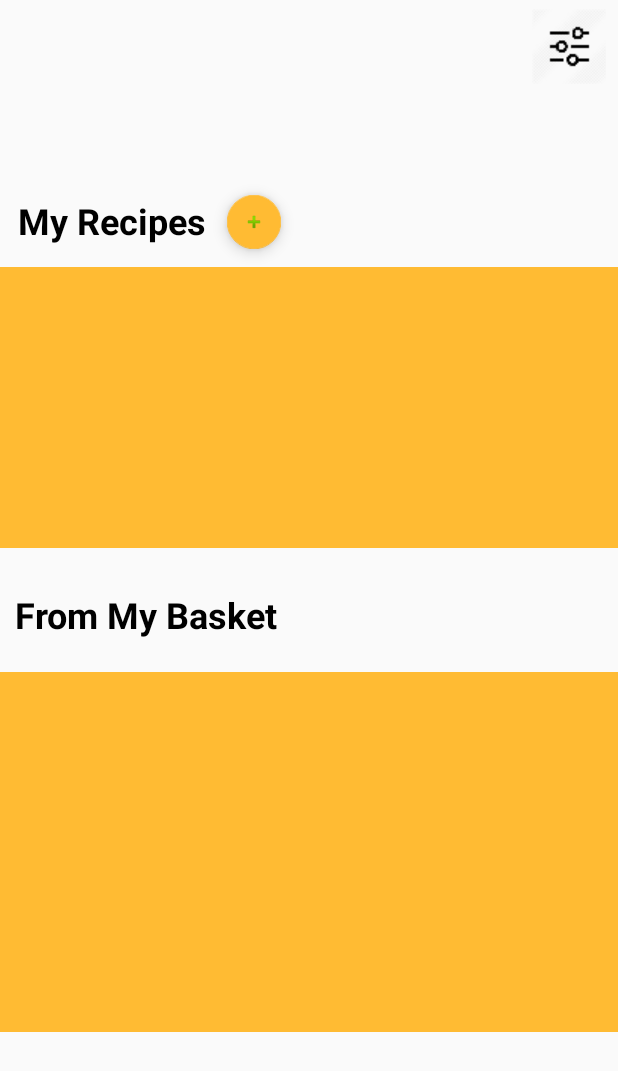
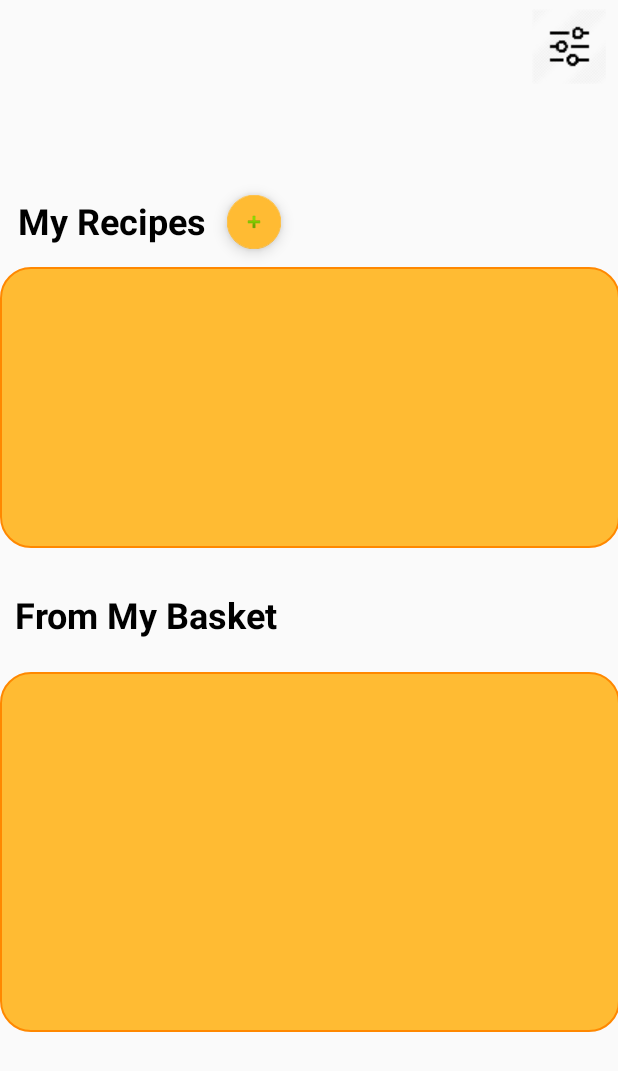
Before and after one commit to AnsonLee99/Recipes-for-Success, an Android app: the layout activity_recipes.xml on its own in the app's theme, with its tools: preview values and no code run, on a phone screen of 412 x 824 dp. Shown: the top 1071 px of the screen. Run offline under Robolectric (Android 15) with nearby library versions, the phone set to English and light mode, and no system bars.

Commit message:
added borders to recipe page

```diff
--- /dev/null
+++ b/app/src/main/res/drawable/recipe_scroll_viewer.xml
@@ -0,0 +1,7 @@
+<?xml version="1.0" encoding="UTF-8"?>
+<shape xmlns:android="http://schemas.android.com/apk/res/android" android:shape="rectangle">
+    <solid android:color="@android:color/holo_orange_light" />
+    <corners android:radius="20dp"/>
+    <padding android:left="10dp" android:right="10dp" android:top="10dp" android:bottom="10dp"/>
+    <stroke android:width="1dp" android:color="@android:color/holo_orange_dark"/>
+</shape>
--- a/app/src/main/res/layout/activity_recipes.xml
+++ b/app/src/main/res/layout/activity_recipes.xml
@@ -56,7 +56,7 @@
             android:layout_marginStart="0dp"
             android:layout_marginEnd="0dp"
             android:layout_marginBottom="8dp"
-            android:background="@android:color/holo_orange_light"
+            android:background="@drawable/recipe_scroll_viewer"
             android:scrollbarSize="0dp">
 
             <LinearLayout
@@ -90,7 +90,7 @@
             android:layout_marginTop="0dp"
             android:layout_marginEnd="0dp"
             android:layout_marginBottom="8dp"
-            android:background="@android:color/holo_orange_light"
+            android:background="@drawable/recipe_scroll_viewer"
             android:paddingTop="0dp"
             android:scrollbarSize="0dp">>
 
```
Also changed, not shown: app/src/main/java/com/example/recipesforsuccess/Recipes.java (+8 -10 lines).
